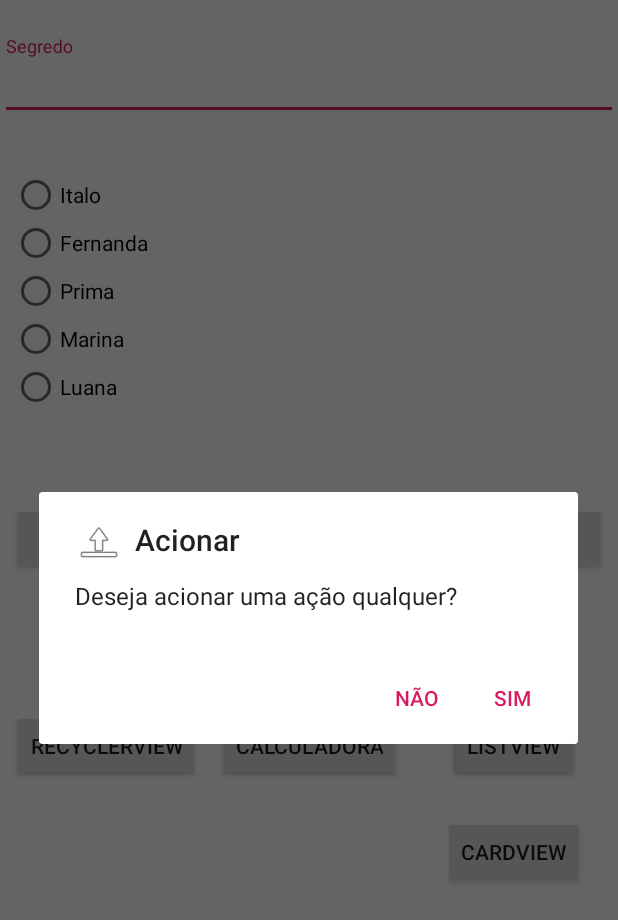
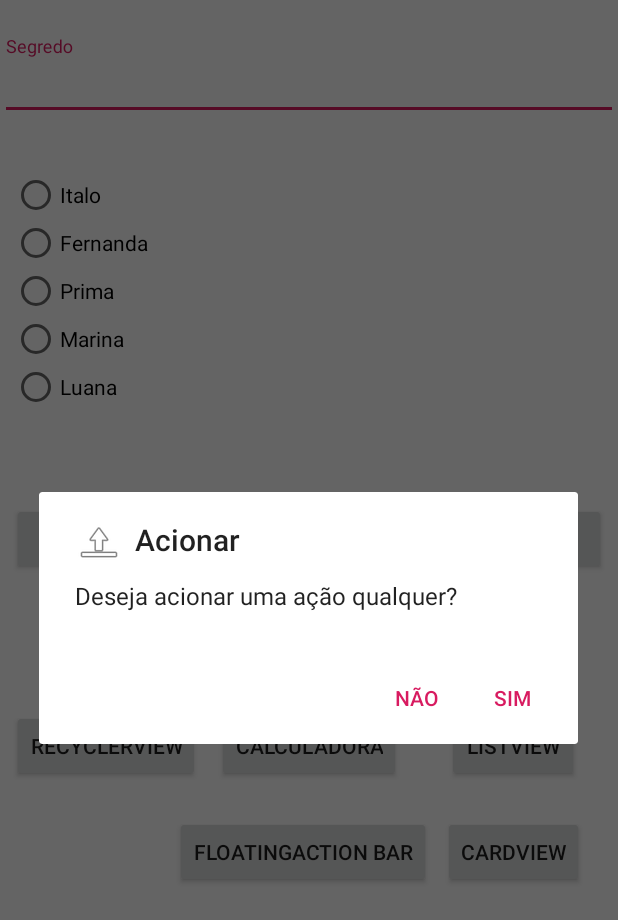
Before and after one commit to ravelinejunior/EstudosNovos, an Android app: the screen it shows after launch (MainActivity), after a tap on "ACIONAR", on a phone screen of 412 x 824 dp. Shown: the top 920 px of the screen. Run offline under Robolectric (Android 15) with nearby library versions, the phone set to English and light mode, and no system bars.

Commit message:
Floating action bar

```diff
--- a/app/src/main/AndroidManifest.xml
+++ b/app/src/main/AndroidManifest.xml
@@ -9,7 +9,11 @@
         android:roundIcon="@mipmap/ic_launcher_round"
         android:supportsRtl="true"
         android:theme="@style/AppTheme">
-        <activity android:name=".activities.FragmentsActivity"/>
+        <activity
+            android:name=".activities.FloatingActionBarActivity"
+            android:label="@string/title_activity_floating_action_bar"
+            android:theme="@style/AppTheme.NoActionBar"></activity>
+        <activity android:name=".activities.FragmentsActivity" />
         <activity android:name=".activities.PassandoDadosActivity" />
         <activity android:name=".activities.CardViewActivity" />
         <activity android:name=".activities.RecyclerViewActivity" />
--- a/app/src/main/java/br/com/raveline/estudosnovos/activities/CardViewActivity.java
+++ b/app/src/main/java/br/com/raveline/estudosnovos/activities/CardViewActivity.java
@@ -37,7 +37,7 @@ public class CardViewActivity extends AppCompatActivity {
         //layoutManagerCardView.setOrientation(RecyclerView.HORIZONTAL);
 
         //PASSANDO COMO GRID VIEW
-       // RecyclerView.LayoutManager layoutManagerCardView = new GridLayoutManager(this,1);
+        //RecyclerView.LayoutManager layoutManagerCardView = new GridLayoutManager(this,1);
 
         recyclerViewCardView.setLayoutManager(layoutManagerCardView);
         //manter o layout com tamanho estatico
--- a/app/src/main/java/br/com/raveline/estudosnovos/activities/MainActivity.java
+++ b/app/src/main/java/br/com/raveline/estudosnovos/activities/MainActivity.java
@@ -3,10 +3,8 @@ package br.com.raveline.estudosnovos.activities;
 import androidx.appcompat.app.AlertDialog;
 import androidx.appcompat.app.AppCompatActivity;
 
-import android.content.DialogInterface;
 import android.content.Intent;
 import android.os.Bundle;
-import android.view.View;
 import android.widget.Button;
 import android.widget.RadioButton;
 import android.widget.RadioGroup;
@@ -16,7 +14,6 @@ import android.widget.Toast;
 import com.google.android.material.textfield.TextInputLayout;
 
 import br.com.raveline.estudosnovos.R;
-import br.com.raveline.estudosnovos.model.Noticia;
 
 public class MainActivity extends AppCompatActivity  {
     private RadioGroup radioGroup;
@@ -31,6 +28,7 @@ public class MainActivity extends AppCompatActivity  {
     private Button listViewButton;
     private Button recyclerViewButton;
     private Button cardViewButton;
+    private Button botaoFloatingActionBar;
 
 
 
@@ -41,38 +39,31 @@ public class MainActivity extends AppCompatActivity  {
         carregarElementos();
         verificarRadioButton();
         ativarBotao();
-        calculadoraActbotao.setOnClickListener(new View.OnClickListener() {
-            @Override
-            public void onClick(View v) {
+        calculadoraActbotao.setOnClickListener(v -> {
             Intent i = new Intent(MainActivity.this,CalculadoraPorcentagem.class);
             startActivity(i);
-            }
         });
 
 
-        listViewButton.setOnClickListener(new View.OnClickListener() {
-            @Override
-            public void onClick(View v) {
+        listViewButton.setOnClickListener(v -> {
             Intent i = new Intent(MainActivity.this,ListViewAcitivity.class);
             startActivity(i);
-            }
         });
 
 
-        recyclerViewButton.setOnClickListener(new View.OnClickListener() {
-            @Override
-            public void onClick(View v) {
+        recyclerViewButton.setOnClickListener(v -> {
             Intent i = new Intent(MainActivity.this,RecyclerViewActivity.class);
             startActivity(i);
-            }
         });
 
-        cardViewButton.setOnClickListener(new View.OnClickListener() {
-            @Override
-            public void onClick(View v) {
+        cardViewButton.setOnClickListener(v -> {
             Intent i = new Intent(MainActivity.this, CardViewActivity.class);
             startActivity(i);
-            }
+        });
+
+        botaoFloatingActionBar.setOnClickListener(v -> {
+            Intent i = new Intent(getApplicationContext(), FloatingActionBarActivity.class);
+            startActivity(i);
         });
 
 
@@ -81,9 +72,7 @@ public class MainActivity extends AppCompatActivity  {
     }
 
     public void verificarRadioButton(){
-        radioGroup.setOnCheckedChangeListener(new RadioGroup.OnCheckedChangeListener() {
-            @Override
-            public void onCheckedChanged(RadioGroup group, int checkedId) {
+        radioGroup.setOnCheckedChangeListener((group, checkedId) -> {
             switch (checkedId){
                 case R.id.fernanda_id:
                     resultado.setText(fernandaId.getText().toString());
@@ -101,45 +90,35 @@ public class MainActivity extends AppCompatActivity  {
                     resultado.setText(yasminId.getText().toString());
                     break;
             }
-            }
         });
     }
 
     public void ativarBotao(){
-        botaoAcionar.setOnClickListener(new View.OnClickListener() {
-            @Override
-            public void onClick(View v) {
+        botaoAcionar.setOnClickListener(v -> {
             AlertDialog.Builder builder = new AlertDialog.Builder(MainActivity.this);
             builder.setTitle("Acionar");
             builder.setMessage("Deseja acionar uma ação qualquer?");
             builder.setIcon(android.R.drawable.ic_menu_upload_you_tube);
             builder.setCancelable(false);
 
-                builder.setPositiveButton("Sim", new DialogInterface.OnClickListener() {
-                    @Override
-                    public void onClick(DialogInterface dialog, int which) {
+            builder.setPositiveButton("Sim", (dialog, which) -> {
 
                 Toast.makeText(MainActivity.this, "Namorada", Toast.LENGTH_SHORT).show();
                 marinaID.setChecked(true);
                 Intent i = new Intent(getApplicationContext(),ProgressBarsActivity.class);
                 startActivity(i);
                 finish();
-                    }
             });
 
-                builder.setNegativeButton("Não", new DialogInterface.OnClickListener() {
-                    @Override
-                    public void onClick(DialogInterface dialog, int which) {
+            builder.setNegativeButton("Não", (dialog, which) -> {
                 Toast.makeText(MainActivity.this, "Não!", Toast.LENGTH_SHORT).show();
                 yasminId.setChecked(true);
-                    }
             });
 
             builder.create();
             builder.show();
 
 
-            }
         });
     }
 
@@ -158,5 +137,6 @@ public class MainActivity extends AppCompatActivity  {
         resultado = findViewById(R.id.resultado_id);
         recyclerViewButton = findViewById(R.id.recyclerView_id_button);
         cardViewButton = findViewById(R.id.cardView_id);
+        botaoFloatingActionBar = findViewById(R.id.botao_floating_actionBar);
     }
 }
--- a/app/src/main/res/layout/activity_main.xml
+++ b/app/src/main/res/layout/activity_main.xml
@@ -162,4 +162,18 @@
         app:layout_constraintTop_toBottomOf="@+id/calculador_id_activity"
         app:layout_constraintVertical_bias="0.088" />
 
+    <Button
+        android:id="@+id/botao_floating_actionBar"
+        android:layout_width="wrap_content"
+        android:layout_height="wrap_content"
+        android:layout_marginStart="8dp"
+        android:layout_marginLeft="8dp"
+        android:layout_marginEnd="16dp"
+        android:layout_marginRight="16dp"
+        android:text="FloatingAction Bar"
+        app:layout_constraintBottom_toBottomOf="@+id/cardView_id"
+        app:layout_constraintEnd_toEndOf="@+id/calculador_id_activity"
+        app:layout_constraintStart_toStartOf="@+id/calculador_id_activity"
+        app:layout_constraintTop_toTopOf="@+id/cardView_id" />
+
 </androidx.constraintlayout.widget.ConstraintLayout>
--- a/app/src/main/res/layout/fragment_contatos.xml
+++ b/app/src/main/res/layout/fragment_contatos.xml
@@ -3,7 +3,7 @@
     xmlns:tools="http://schemas.android.com/tools"
     android:layout_width="match_parent"
     android:layout_height="match_parent"
-    android:background="@color/colorPrimaryDark"
+    android:background="#9A880E4F"
     tools:context=".fragments.ContatosFragment">
 
     <!-- TODO: Update blank fragment layout -->
@@ -18,7 +18,7 @@
 
     <Button
         android:id="@+id/botao_snackBar_fragment_contatos"
-        style="@android:style/Widget.Material.Light.Button.Inset"
+        style="@android:style/Widget.Material.Button.Colored"
         android:layout_width="wrap_content"
         android:layout_height="wrap_content"
         android:layout_marginLeft="160dp"
--- /dev/null
+++ b/app/src/main/res/values/dimens.xml
@@ -0,0 +1,3 @@
+<resources>
+    <dimen name="fab_margin">16dp</dimen>
+</resources>
--- a/app/src/main/res/values/strings.xml
+++ b/app/src/main/res/values/strings.xml
@@ -3,4 +3,5 @@
 
     <!-- TODO: Remove or change this placeholder text -->
     <string name="hello_blank_fragment">Hello blank fragment</string>
+    <string name="title_activity_floating_action_bar">FloatingActionBarActivity</string>
 </resources>
--- a/app/src/main/res/values/styles.xml
+++ b/app/src/main/res/values/styles.xml
@@ -9,4 +9,13 @@
         <item name="colorAccent">@color/colorAccent</item>
     </style>
 
+    <style name="AppTheme.NoActionBar">
+        <item name="windowActionBar">false</item>
+        <item name="windowNoTitle">true</item>
+    </style>
+
+    <style name="AppTheme.AppBarOverlay" parent="ThemeOverlay.AppCompat.Dark.ActionBar" />
+
+    <style name="AppTheme.PopupOverlay" parent="ThemeOverlay.AppCompat.Light" />
+
 </resources>
```
Also changed, not shown: app/src/main/java/br/com/raveline/estudosnovos/activities/FloatingActionBarActivity.java (added, +32 -0 lines), app/src/main/res/layout/activity_floating_action_bar.xml (added, +23 -0 lines), app/src/main/res/layout/content_floating_action_bar.xml (added, +12 -0 lines). Lines whose indentation alone changed are shown as unchanged.
